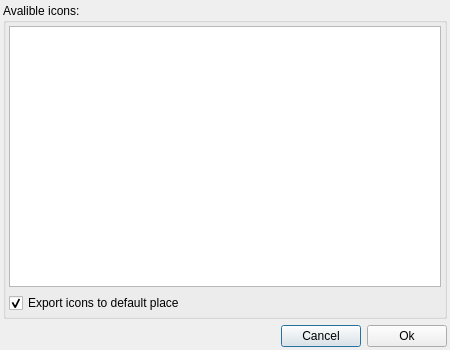
The window that src/q4wine-gui/uis/IconsView.ui (brezerk/q4wine) describes before a commit, drawn with Qt 5.
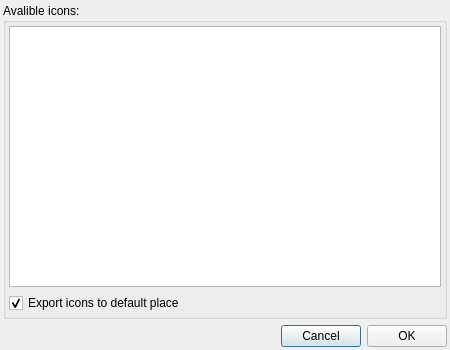
The same window after the commit. Icons and pictures are not drawn.

```diff
--- a/src/q4wine-gui/uis/IconsView.ui
+++ b/src/q4wine-gui/uis/IconsView.ui
@@ -111,7 +111,7 @@
      <item>
       <widget class="QPushButton" name="cmdOk">
        <property name="text">
-        <string>Ok</string>
+        <string>OK</string>
        </property>
       </widget>
      </item>
```
